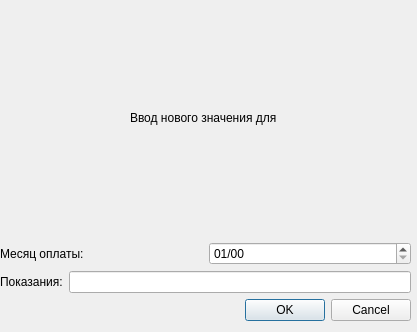
FenyukAndrew/QtCalculatePayment, file dialog_input_new_value.ui: the form before one commit.
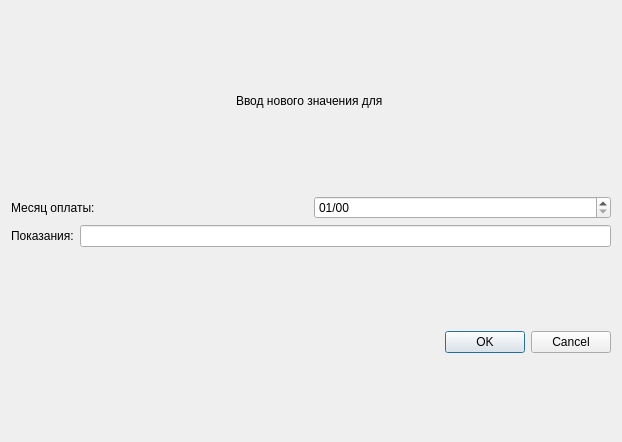
The form after the commit.

Commit message: Добавлено автомасштабироване элементов под размер диалогового окна

```diff
--- a/dialog_input_new_value.ui
+++ b/dialog_input_new_value.ui
@@ -6,8 +6,8 @@
    <rect>
     <x>0</x>
     <y>0</y>
-    <width>417</width>
-    <height>332</height>
+    <width>622</width>
+    <height>442</height>
    </rect>
   </property>
   <property name="sizePolicy">
@@ -25,15 +25,8 @@
   <property name="modal">
    <bool>false</bool>
   </property>
-  <widget class="QWidget" name="verticalLayoutWidget">
-   <property name="geometry">
-    <rect>
-     <x>0</x>
-     <y>0</y>
-     <width>411</width>
-     <height>321</height>
-    </rect>
-   </property>
+  <layout class="QGridLayout" name="gridLayout">
+   <item row="0" column="0">
    <layout class="QVBoxLayout" name="verticalLayout">
     <property name="sizeConstraint">
      <enum>QLayout::SetMaximumSize</enum>
@@ -82,6 +75,12 @@
     </item>
     <item>
      <widget class="QDialogButtonBox" name="buttonBox">
+       <property name="sizePolicy">
+        <sizepolicy hsizetype="Minimum" vsizetype="Minimum">
+         <horstretch>0</horstretch>
+         <verstretch>0</verstretch>
+        </sizepolicy>
+       </property>
       <property name="orientation">
        <enum>Qt::Horizontal</enum>
       </property>
@@ -91,7 +90,8 @@
      </widget>
     </item>
    </layout>
-  </widget>
+   </item>
+  </layout>
  </widget>
  <resources/>
  <connections/>
```
Lines whose indentation alone changed are shown as unchanged. The commit also changes 3 other files.
